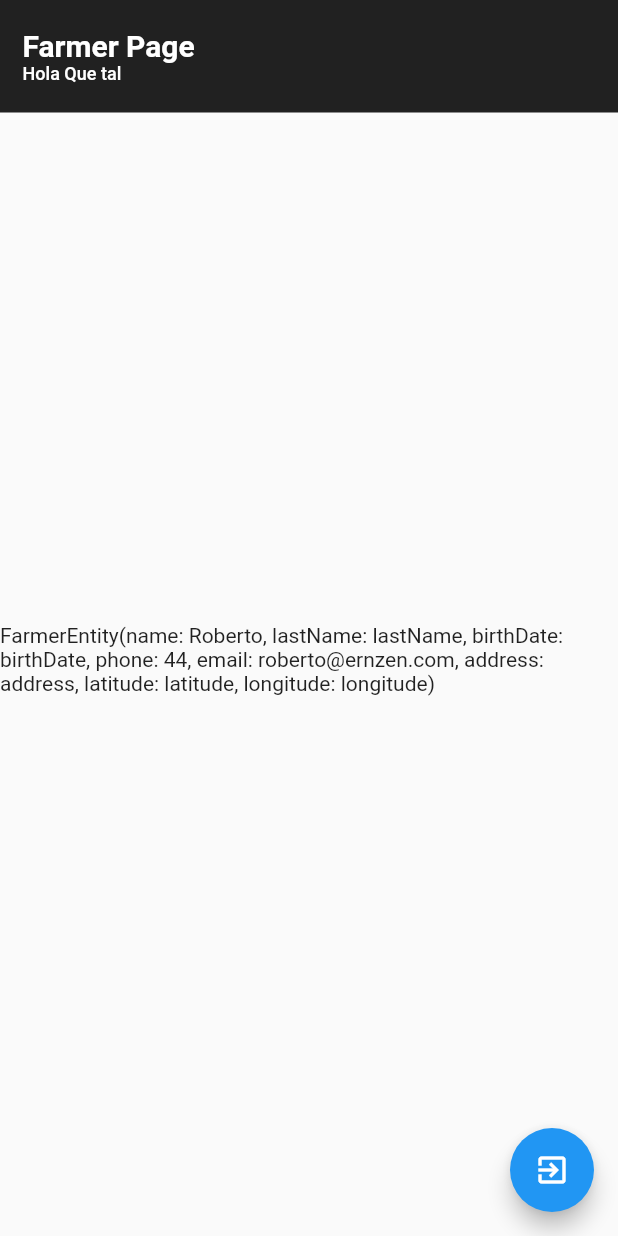
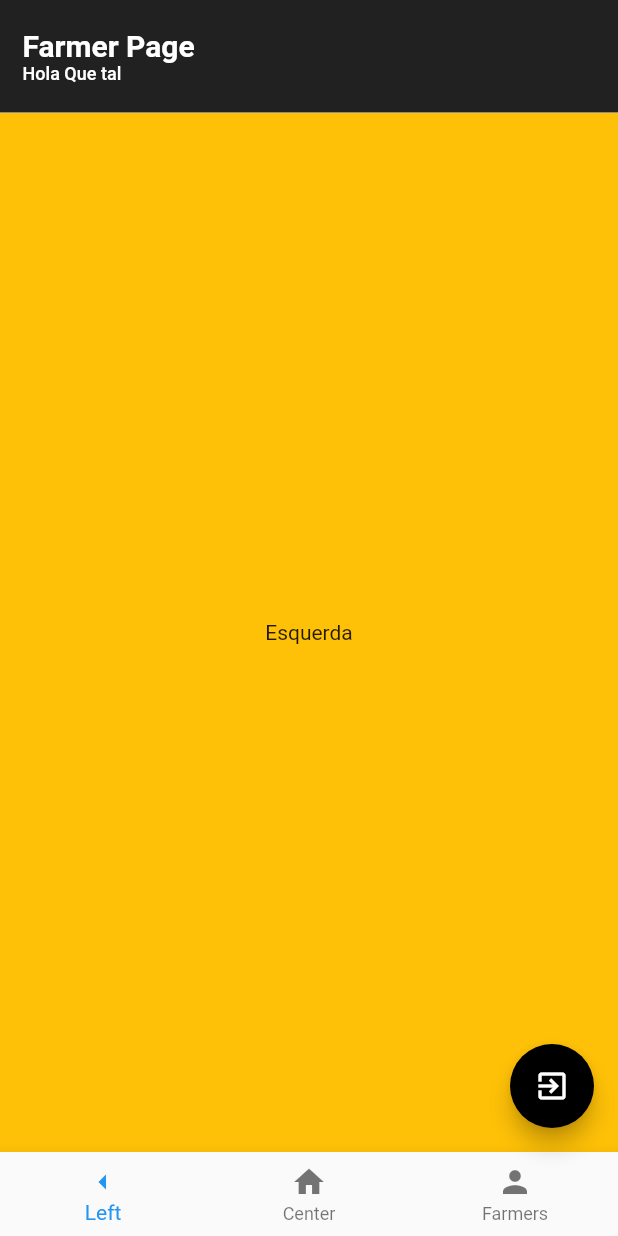
Before and after one commit to bracinho2/reatividadeflutter, a Flutter app: the screen it shows after launch, after a tap on the "forward" icon, on a phone screen of 412 x 824 dp. Run offline on Flutter 3.47's test engine with Material 2 defaults, Android fonts, the light colour scheme and no system bars; our stand-ins replace dartz, flutter_modular, flutter_triple; Roboto replaces fonts that are missing (Poppins).

Commit message:
Atualização dos conceitos e inserção da rota Get All Farmers

```diff
--- /dev/null
+++ b/lib/app/modules/farmers/domain/usecases/get_all_farmers/get_all_farmers_impl.dart
@@ -0,0 +1,15 @@
+import 'package:reatividadeflutter/app/modules/farmers/domain/errors/errors.dart';
+import 'package:reatividadeflutter/app/modules/farmers/domain/entity/farmer_entity.dart';
+import 'package:dartz/dartz.dart';
+import 'package:reatividadeflutter/app/modules/farmers/domain/repositories/get_all_farmers_repository.dart';
+import 'package:reatividadeflutter/app/modules/farmers/domain/usecases/get_all_farmers/get_all_farmers_interface.dart';
+
+class GetAllFarmersImpl implements IGetAllFarmers {
+  final IGetAllFarmersRepository _iGetAllFarmersRepository;
+
+  GetAllFarmersImpl(this._iGetAllFarmersRepository);
+  @override
+  Either<Failure, List<FarmerEntity>> call() {
+    return _iGetAllFarmersRepository.call();
+  }
+}
--- /dev/null
+++ b/lib/app/modules/farmers/domain/usecases/get_all_farmers/get_all_farmers_interface.dart
@@ -0,0 +1,7 @@
+import 'package:dartz/dartz.dart';
+import 'package:reatividadeflutter/app/modules/farmers/domain/entity/farmer_entity.dart';
+import 'package:reatividadeflutter/app/modules/farmers/domain/errors/errors.dart';
+
+abstract class IGetAllFarmers {
+  Either<Failure, List<FarmerEntity>> call();
+}
--- a/lib/app/modules/farmers/external/local_storage/get_farmer_with_phone_datasource_local_impl.dart
+++ b/lib/app/modules/farmers/external/local_storage/get_farmer_with_phone_datasource_local_impl.dart
@@ -1,9 +1,9 @@
 import 'package:dartz/dartz.dart';
 import 'package:reatividadeflutter/app/modules/farmers/domain/errors/errors.dart';
-import 'package:reatividadeflutter/app/modules/farmers/infra/datasources/get_farmer_with_phone_data_source_interface.dart';
+import 'package:reatividadeflutter/app/modules/farmers/infra/datasources/get_farmer_with_phone_datasource_interface.dart';
 import 'package:reatividadeflutter/app/modules/farmers/infra/mappers_dtos/farmer_dto.dart';
 
-class GetFarmerWithPhoneDataSourceLocalImpl
+class GetFarmerWithPhoneDataourceLocalImpl
     implements IGetFarmerWithPhoneDatasource {
   final json0 = {
     'name': 'Alex',
--- /dev/null
+++ b/lib/app/modules/farmers/infra/datasources/get_all_farmers_datasouce_interface.dart
@@ -0,0 +1,3 @@
+abstract class IGetAllFarmersDatasource {
+  List<Map<String, dynamic>> call();
+}
--- /dev/null
+++ b/lib/app/modules/farmers/infra/repositories/get_all_farmers_repository_impl.dart
@@ -0,0 +1,23 @@
+import 'package:reatividadeflutter/app/modules/farmers/domain/errors/errors.dart';
+import 'package:reatividadeflutter/app/modules/farmers/domain/entity/farmer_entity.dart';
+import 'package:dartz/dartz.dart';
+import 'package:reatividadeflutter/app/modules/farmers/domain/repositories/get_all_farmers_repository.dart';
+import 'package:reatividadeflutter/app/modules/farmers/infra/datasources/get_all_farmers_datasouce_interface.dart';
+import 'package:reatividadeflutter/app/modules/farmers/infra/mappers_dtos/farmer_dto.dart';
+
+class GetAllFarmersRepositoryImpl implements IGetAllFarmersRepository {
+  final IGetAllFarmersDatasource _iGetAllFarmersDatasource;
+
+  GetAllFarmersRepositoryImpl(this._iGetAllFarmersDatasource);
+  @override
+  Either<Failure, List<FarmerEntity>> call() {
+    final response = _iGetAllFarmersDatasource.call();
+
+    try {
+      return Right(response.map(FarmerEntityMapper.fromMap).toList());
+    } catch (failure) {
+      return Left(
+          RepositoryError(message: 'Repository Error > Get All Farmers!'));
+    }
+  }
+}
--- a/lib/app/modules/farmers/infra/repositories/get_farmer_with_phone_repository_impl.dart
+++ b/lib/app/modules/farmers/infra/repositories/get_farmer_with_phone_repository_impl.dart
@@ -2,7 +2,7 @@
 import 'package:reatividadeflutter/app/modules/farmers/domain/entity/farmer_entity.dart';
 import 'package:reatividadeflutter/app/modules/farmers/domain/errors/errors.dart';
 import 'package:reatividadeflutter/app/modules/farmers/domain/repositories/get_farmer_with_phone_repository.dart';
-import 'package:reatividadeflutter/app/modules/farmers/infra/datasources/get_farmer_with_phone_data_source_interface.dart';
+import 'package:reatividadeflutter/app/modules/farmers/infra/datasources/get_farmer_with_phone_datasource_interface.dart';
 
 class GetFarmerWithPhoneRepositoryImpl
     implements IGetFarmerWithPhoneRepository {
--- a/lib/app/modules/farmers/presentation/controllers/farmer_store.dart
+++ b/lib/app/modules/farmers/presentation/controllers/farmer_store.dart
@@ -3,25 +3,56 @@
 import 'package:reatividadeflutter/app/core/snack_bar_manager/snack_bar_manager.dart';
 import 'package:reatividadeflutter/app/modules/farmers/domain/entity/farmer_entity.dart';
 import 'package:reatividadeflutter/app/modules/farmers/domain/errors/errors.dart';
+import 'package:reatividadeflutter/app/modules/farmers/domain/usecases/get_all_farmers/get_all_farmers_interface.dart';
 import 'package:reatividadeflutter/app/modules/farmers/domain/usecases/get_farmer_with_phone/get_farmer_with_phone_interface.dart';
 import 'package:reatividadeflutter/app/modules/farmers/domain/usecases/save_farmer/save_farmer_interface.dart';
 import 'package:reatividadeflutter/app/modules/farmers/infra/mappers_dtos/farmer_dto.dart';
 
-class FarmerStore extends NotifierStore<Failure, FarmerEntity> {
+class FarmerStore extends NotifierStore<Failure, List<FarmerEntity>> {
+  final IGetAllFarmers _iGetAllFarmers;
   final IGetFarmerWithPhone _getFarmerWithPhone;
   final ISaveFarmerUsecase _iSaveFarmerUsecase;
 
-  FarmerStore(this._getFarmerWithPhone, this._iSaveFarmerUsecase)
-      : super(FarmerEntity(
-            name: '',
-            lastName: '',
-            birthDate: '',
-            phone: '',
-            email: '',
-            address: '',
-            latitude: '',
-            longitude: '')) {
-    getFarmerWithPhone(phone: '44');
+  List<FarmerEntity> _cachedList = [];
+  List<FarmerEntity> filteredList = [];
+
+  FarmerStore(
+      this._getFarmerWithPhone, this._iSaveFarmerUsecase, this._iGetAllFarmers)
+      : super([]) {
+    getAllFarmers();
+  }
+
+  filterList({String filter = ''}) async {
+    await getAllFarmers();
+    if (filter.isNotEmpty) {
+      setLoading(true);
+      filteredList = _cachedList
+          .where((farmer) =>
+              farmer.name.toLowerCase().contains(filter.toLowerCase()) ||
+              farmer.lastName.toLowerCase().contains(filter.toLowerCase()))
+          .toList();
+
+      update(filteredList);
+      setLoading(false);
+    } else {
+      update(_cachedList);
+    }
+  }
+
+  getAllFarmers() async {
+    var result = _iGetAllFarmers.call();
+    setLoading(true);
+    await Future.delayed(const Duration(seconds: 1));
+    result.fold(
+      (failure) => setError(failure),
+      (success) => {
+        update(success),
+        _cachedList = success,
+        print(_cachedList.map((e) => print(e))),
+      },
+    );
+
+    setLoading(false);
   }
 
   getFarmerWithPhone({required String phone}) async {
@@ -30,7 +61,7 @@
     await Future.delayed(const Duration(seconds: 1));
     result.fold(
       (failure) => setError(failure),
-      (success) => update(success),
+      (success) => null,
     );
 
     setLoading(false);
--- a/lib/app/modules/farmers/presentation/ui/pages/farmer_page.dart
+++ b/lib/app/modules/farmers/presentation/ui/pages/farmer_page.dart
@@ -1,18 +1,24 @@
 import 'package:flutter/material.dart';
-import 'package:flutter_modular/flutter_modular.dart';
 import 'package:flutter_triple/flutter_triple.dart';
 import 'package:reatividadeflutter/app/modules/farmers/domain/entity/farmer_entity.dart';
-
 import 'package:reatividadeflutter/app/modules/farmers/presentation/controllers/farmer_store.dart';
 import 'package:reatividadeflutter/app/modules/farmers/presentation/ui/widgets/app_bar_widget.dart';
 import 'package:reatividadeflutter/app/shared/hard_debug.dart';
 
-class FarmerPage extends StatelessWidget {
+class FarmerPage extends StatefulWidget {
   final FarmerStore farmerStore;
-  const FarmerPage({
+  FarmerPage({
     Key? key,
     required this.farmerStore,
   }) : super(key: key);
+
+  @override
+  State<FarmerPage> createState() => _FarmerPageState();
+}
+
+class _FarmerPageState extends State<FarmerPage> {
+  final PageController _pageController = PageController(initialPage: 0);
+  int indexBottomNavigatorBar = 0;
 
   @override
   Widget build(BuildContext context) {
@@ -22,11 +28,27 @@
           title: 'Farmer Page',
           subTitle: 'Hola Que tal',
         ),
-        body: Column(
+        body: PageView(
+          controller: _pageController,
+          children: [
+            Container(
+              color: Colors.amber,
+              child: const Center(
+                child: Text('Esquerda'),
+              ),
+            ),
+            Container(
+              color: Colors.blueAccent,
+              child: const Center(
+                child: Text('Centro'),
+              ),
+            ),
+            Column(
               mainAxisAlignment: MainAxisAlignment.center,
               children: [
-            ScopedBuilder.transition(
-              store: farmerStore,
+                Expanded(
+                  child: ScopedBuilder.transition(
+                    store: widget.farmerStore,
                     transition: (_, child) {
                       return AnimatedSwitcher(
                         duration: const Duration(milliseconds: 700),
@@ -34,30 +56,67 @@
                       );
                     },
                     onLoading: (_) => const LinearProgressIndicator(),
-              onState: (_, state) => Text('$state'),
+                    onState: (context, List<FarmerEntity> state) {
+                      if (widget.farmerStore.state.isEmpty) {
+                        return const Center(
+                          child: Text("No Farmer Found!"),
+                        );
+                      }
+                      return ListView.builder(
+                        itemCount: state.length,
+                        itemBuilder: ((context, index) => ListTile(
+                              title: Text(state[index].name),
+                              subtitle: Text(state[index].lastName),
+                            )),
+                      );
+                    },
+                  ),
                 ),
                 const SizedBox(
                   height: 20,
                 ),
               ],
             ),
+          ],
+        ),
         floatingActionButton: FloatingActionButton(
+          backgroundColor: Colors.black,
           child: const Icon(Icons.exit_to_app),
           onPressed: () {
             HardDebug().consoleMessager('Rota /farmerAdd');
-            Modular.to.pushNamed(
-              '/farmer/farmerAdd',
-              arguments: FarmerEntity(
-                  name: 'Deu',
-                  lastName: '',
-                  birthDate: '',
-                  phone: '',
-                  email: '',
-                  address: '',
-                  latitude: '',
-                  longitude: ''),
+            widget.farmerStore.filterList(filter: '');
+            // Modular.to.pushNamed(
+            //   '/farmer/farmerAdd',
+            //   arguments: FarmerEntity(
+            //       name: 'Deu',
+            //       lastName: '',
+            //       birthDate: '',
+            //       phone: '',
+            //       email: '',
+            //       address: '',
+            //       latitude: '',
+            //       longitude: ''),
+            // );
+          },
+        ),
+        bottomNavigationBar: BottomNavigationBar(
+          currentIndex: indexBottomNavigatorBar,
+          onTap: (int page) {
+            setState(() {
+              indexBottomNavigatorBar = page;
+              _pageController.animateToPage(
+                page,
+                duration: const Duration(milliseconds: 300),
+                curve: Curves.ease,
               );
+            });
           },
+          items: const [
+            BottomNavigationBarItem(
+                icon: Icon(Icons.arrow_left), label: 'Left'),
+            BottomNavigationBarItem(icon: Icon(Icons.home), label: 'Center'),
+            BottomNavigationBarItem(icon: Icon(Icons.person), label: 'Farmers'),
+          ],
         ),
       ),
     );
--- a/lib/app/modules/home/home_page.dart
+++ b/lib/app/modules/home/home_page.dart
@@ -1,6 +1,5 @@
 import 'package:flutter/material.dart';
 import 'package:flutter_modular/flutter_modular.dart';
-import 'package:reatividadeflutter/app/modules/farmers/domain/entity/farmer_entity.dart';
 import 'package:reatividadeflutter/app/shared/hard_debug.dart';
 
 class HomePage extends StatelessWidget {
```
Also changed, not shown: lib/app/modules/farmers/domain/repositories/get_all_farmers_repository.dart (added, +7 -0 lines), lib/app/modules/farmers/external/local_storage/get_all_farmer_datasource_local_impl.dart (added, +32 -0 lines), lib/app/modules/farmers/farmer_module.dart (+22 -4 lines), lib/app/modules/farmers/infra/datasources/get_farmer_with_phone_datasource_interface.dart (renamed from lib/app/modules/farmers/infra/datasources/get_farmer_with_phone_data_source_interface.dart), 2 other files. Lines whose indentation alone changed are shown as unchanged.
